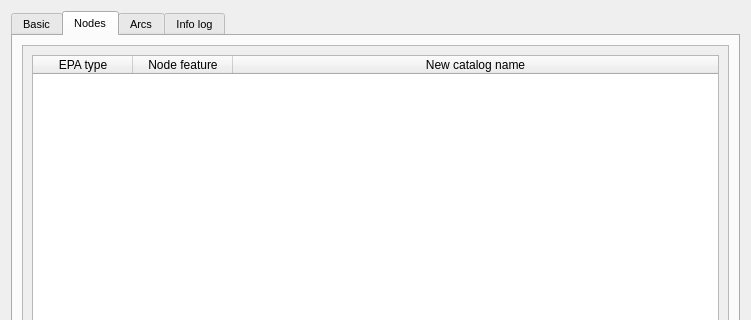
Giswater/giswater_qgis_plugin, file core/ui/toolbars/epa/inp_config_import.ui: the form before one commit; both pictures show x 0 to 751 and y 0 to 320 of the 751 by 742 pixel window.
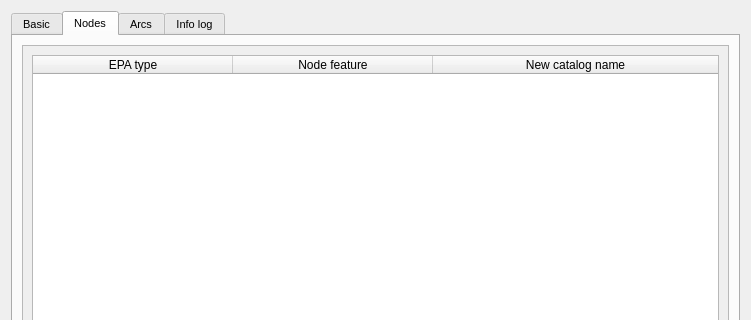
The form after the commit. The open tabs and pages were chosen to show the change.

Commit message: Extract the filling of combos to a method

Diff of the .ui file:
```diff
--- a/core/ui/toolbars/epa/inp_config_import.ui
+++ b/core/ui/toolbars/epa/inp_config_import.ui
@@ -277,6 +277,9 @@
             <layout class="QGridLayout" name="gridLayout_3">
              <item row="0" column="0">
               <widget class="QTableWidget" name="tbl_nodes">
+               <attribute name="horizontalHeaderDefaultSectionSize">
+                <number>200</number>
+               </attribute>
                <attribute name="horizontalHeaderStretchLastSection">
                 <bool>true</bool>
                </attribute>
```
Left out of the diff: 3 changed lines with no effect on the pictures. The commit also changes 1 other file.
